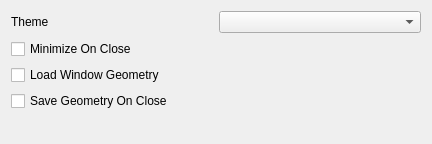
CalcProgrammer1/OpenRGB, file qt/OpenRGBSettingsPage.ui: the form before one commit.
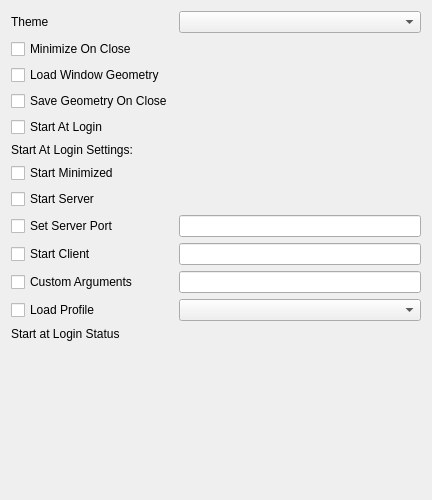
The form after the commit.

Commit message: Add Start at Login Option

What changed in the file:
```diff
--- a/qt/OpenRGBSettingsPage.ui
+++ b/qt/OpenRGBSettingsPage.ui
@@ -7,18 +7,28 @@
     <x>0</x>
     <y>0</y>
     <width>432</width>
-    <height>144</height>
+    <height>500</height>
    </rect>
   </property>
   <property name="windowTitle">
    <string>Form</string>
   </property>
   <layout class="QGridLayout" name="gridLayout">
-   <item row="7" column="0">
+   <item row="11" column="1">
+    <widget class="QCheckBox" name="CheckboxAutoStartSetServerPort">
+     <property name="text">
+      <string>Set Server Port</string>
+     </property>
+    </widget>
+   </item>
+   <item row="18" column="1">
     <spacer name="verticalSpacer">
      <property name="orientation">
       <enum>Qt::Vertical</enum>
      </property>
+     <property name="sizeType">
+      <enum>QSizePolicy::MinimumExpanding</enum>
+     </property>
      <property name="sizeHint" stdset="0">
       <size>
        <width>20</width>
@@ -27,37 +37,115 @@
      </property>
     </spacer>
    </item>
-   <item row="4" column="0">
-    <widget class="QCheckBox" name="CheckboxLoadGeometry">
-     <property name="text">
-      <string>Load Window Geometry</string>
-     </property>
-    </widget>
-   </item>
    <item row="0" column="1">
+    <widget class="QLabel" name="ThemeLabel">
+     <property name="text">
+      <string>Theme</string>
+     </property>
+    </widget>
+   </item>
+   <item row="15" column="6">
+    <widget class="QComboBox" name="ComboBoxAutoStartProfile"/>
+   </item>
+   <item row="0" column="6">
     <widget class="QComboBox" name="ComboBoxTheme"/>
    </item>
-   <item row="3" column="0">
+   <item row="3" column="1">
     <widget class="QCheckBox" name="CheckboxMinimizeOnClose">
      <property name="text">
       <string>Minimize On Close</string>
      </property>
     </widget>
    </item>
-   <item row="0" column="0">
-    <widget class="QLabel" name="ThemeLabel">
+   <item row="10" column="1">
+    <widget class="QCheckBox" name="CheckboxAutoStartServer">
      <property name="text">
-      <string>Theme</string>
+      <string>Start Server</string>
      </property>
     </widget>
    </item>
-   <item row="6" column="0">
+   <item row="7" column="1">
+    <widget class="QCheckBox" name="CheckboxAutoStart">
+     <property name="text">
+      <string>Start At Login</string>
+     </property>
+    </widget>
+   </item>
+   <item row="11" column="6">
+    <widget class="QLineEdit" name="TextServerPort">
+     <property name="inputMask">
+      <string>90000</string>
+     </property>
+     <property name="text">
+      <string/>
+     </property>
+     <property name="placeholderText">
+      <string/>
+     </property>
+    </widget>
+   </item>
+   <item row="15" column="1">
+    <widget class="QCheckBox" name="CheckboxAutoStartProfile">
+     <property name="text">
+      <string>Load Profile</string>
+     </property>
+    </widget>
+   </item>
+   <item row="13" column="1">
+    <widget class="QCheckBox" name="CheckboxAutoStartClient">
+     <property name="text">
+      <string>Start Client</string>
+     </property>
+    </widget>
+   </item>
+   <item row="9" column="1">
+    <widget class="QCheckBox" name="CheckboxAutoStartMinimized">
+     <property name="text">
+      <string>Start Minimized</string>
+     </property>
+    </widget>
+   </item>
+   <item row="6" column="1">
     <widget class="QCheckBox" name="CheckboxSaveGeometry">
      <property name="text">
       <string>Save Geometry On Close</string>
      </property>
     </widget>
    </item>
+   <item row="17" column="1">
+    <widget class="QLabel" name="AutoStartStatusLabel">
+     <property name="text">
+      <string>Start at Login Status</string>
+     </property>
+    </widget>
+   </item>
+   <item row="8" column="1">
+    <widget class="QLabel" name="AutoStartLabel">
+     <property name="text">
+      <string>Start At Login Settings:</string>
+     </property>
+    </widget>
+   </item>
+   <item row="13" column="6">
+    <widget class="QLineEdit" name="TextClientHost"/>
+   </item>
+   <item row="4" column="1">
+    <widget class="QCheckBox" name="CheckboxLoadGeometry">
+     <property name="text">
+      <string>Load Window Geometry</string>
+     </property>
+    </widget>
+   </item>
+   <item row="14" column="1">
+    <widget class="QCheckBox" name="CheckboxAutoStartCustom">
+     <property name="text">
+      <string>Custom Arguments</string>
+     </property>
+    </widget>
+   </item>
+   <item row="14" column="6">
+    <widget class="QLineEdit" name="TextCustomArgs"/>
+   </item>
   </layout>
  </widget>
  <resources/>
```
The commit also changes 12 other files.
